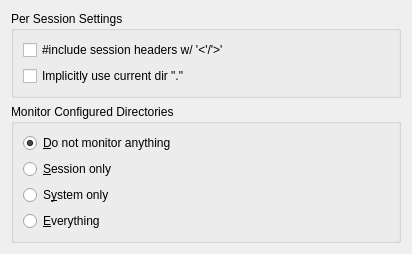
Qt form src/other_settings.ui (zaufi/kate-cpp-helper-plugin) before a commit.
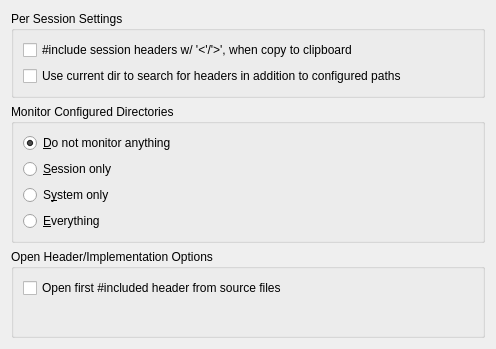
The same form after that commit.

Commit message: add open header/implementation action (which is supersede standard "Open Header" plugin)

```diff
--- a/src/other_settings.ui
+++ b/src/other_settings.ui
@@ -6,8 +6,8 @@
    <rect>
     <x>0</x>
     <y>0</y>
-    <width>412</width>
-    <height>236</height>
+    <width>496</width>
+    <height>349</height>
    </rect>
   </property>
   <property name="windowTitle">
@@ -26,7 +26,7 @@
          <string>&lt;html&gt;&lt;head/&gt;&lt;body&gt;&lt;p&gt;Enclose &lt;code&gt;#include&lt;/code&gt; directive into &lt;code&gt;&amp;lt;...&amp;gt;&lt;/code&gt; instead of &lt;code&gt;&amp;quot;...&amp;quot;&lt;/code&gt; for session include dirs&lt;/p&gt;&lt;/body&gt;&lt;/html&gt;</string>
         </property>
         <property name="text">
-         <string>#include session headers w/ '&lt;'/'&gt;'</string>
+         <string>#include session headers w/ '&lt;'/'&gt;', when copy to clipboard</string>
         </property>
        </widget>
       </item>
@@ -36,7 +36,7 @@
          <string>&lt;html&gt;&lt;head/&gt;&lt;body&gt;&lt;p&gt;Enclose &lt;code&gt;#include&lt;/code&gt; directive into &lt;code&gt;&amp;lt;...&amp;gt;&lt;/code&gt; instead of &lt;code&gt;&amp;quot;...&amp;quot;&lt;/code&gt; for session include dirs&lt;/p&gt;&lt;/body&gt;&lt;/html&gt;</string>
         </property>
         <property name="text">
-         <string>Implicitly use current dir &quot;.&quot;</string>
+         <string>Use current dir to search for headers in addition to configured paths</string>
         </property>
        </widget>
       </item>
@@ -99,6 +99,25 @@
     </widget>
    </item>
    <item>
+    <widget class="QGroupBox" name="openHeaderBox">
+     <property name="title">
+      <string>Open Header/Implementation Options</string>
+     </property>
+     <layout class="QVBoxLayout" name="verticalLayout_3">
+      <item>
+       <widget class="QCheckBox" name="openFirstHeader">
+        <property name="toolTip">
+         <string/>
+        </property>
+        <property name="whatsThis">
+         <string>&lt;html&gt;&lt;head/&gt;&lt;body&gt;&lt;p&gt;When in a source file, first &lt;code&gt;#included&lt;/code&gt; file aways will be a candidate as appropriate header&lt;/p&gt;&lt;/body&gt;&lt;/html&gt;</string>
+        </property>
+        <property name="text">
+         <string>Open first #included header from source files</string>
+        </property>
+       </widget>
+      </item>
+      <item>
     <spacer name="verticalSpacer">
      <property name="orientation">
       <enum>Qt::Vertical</enum>
@@ -110,6 +129,9 @@
       </size>
      </property>
     </spacer>
+      </item>
+     </layout>
+    </widget>
    </item>
   </layout>
  </widget>
```
Left out of the diff: 2 changed lines with no effect on the pictures. Lines whose indentation alone changed are shown as unchanged. The commit also changes 11 other files.
